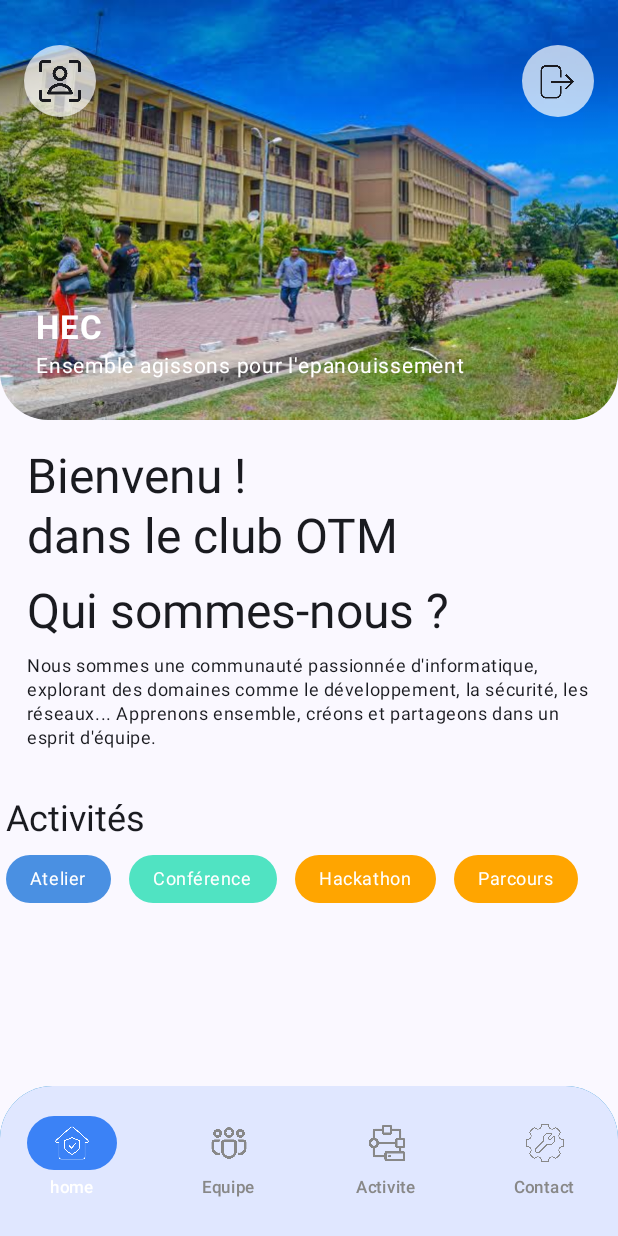
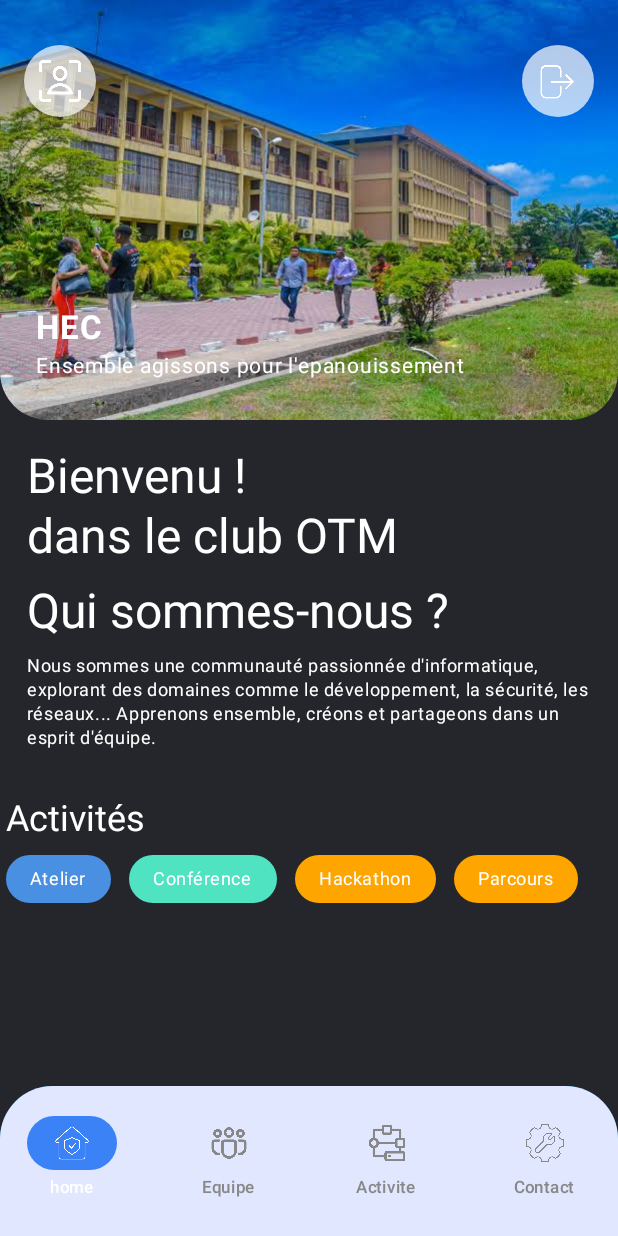
Before and after one commit to ElieOko/otm-club-kotlin, an Android app built with Jetpack Compose: the MainPage screen opened through its navigation route, on a phone screen of 412 x 824 dp. Run offline under Robolectric (Android 15) with nearby library versions, the phone set to English and light mode, and no system bars.

Commit message:
commit
feat:main page component

```diff
--- a/app/src/main/java/com/elieoko/otm_club/presentation/ui/pages/MainPage.kt
+++ b/app/src/main/java/com/elieoko/otm_club/presentation/ui/pages/MainPage.kt
@@ -55,6 +55,8 @@ fun MainPage(navC: NavHostController) {
     val route = listOf<Item>(Item("home",R.drawable.home), Item("Equipe",R.drawable.team), Item("Activite",R.drawable.architecture), Item("Contact",R.drawable.assist))
     var position by remember { mutableIntStateOf(0) }
     Scaffold(
+        containerColor = Color(0xFF25262C),
+        contentColor = Color.White,
         bottomBar = {
             Box(
                 modifier = Modifier
@@ -99,7 +101,7 @@ fun MainPage(navC: NavHostController) {
             }
         }
     ) {
-        Column(Modifier.verticalScroll(state)) {
+        Column(Modifier.verticalScroll(state).background(Color(0xFF25262C))) {
             Box {
                 Image(
                     painter = painterResource(id = R.drawable.hec_studeny),
```
